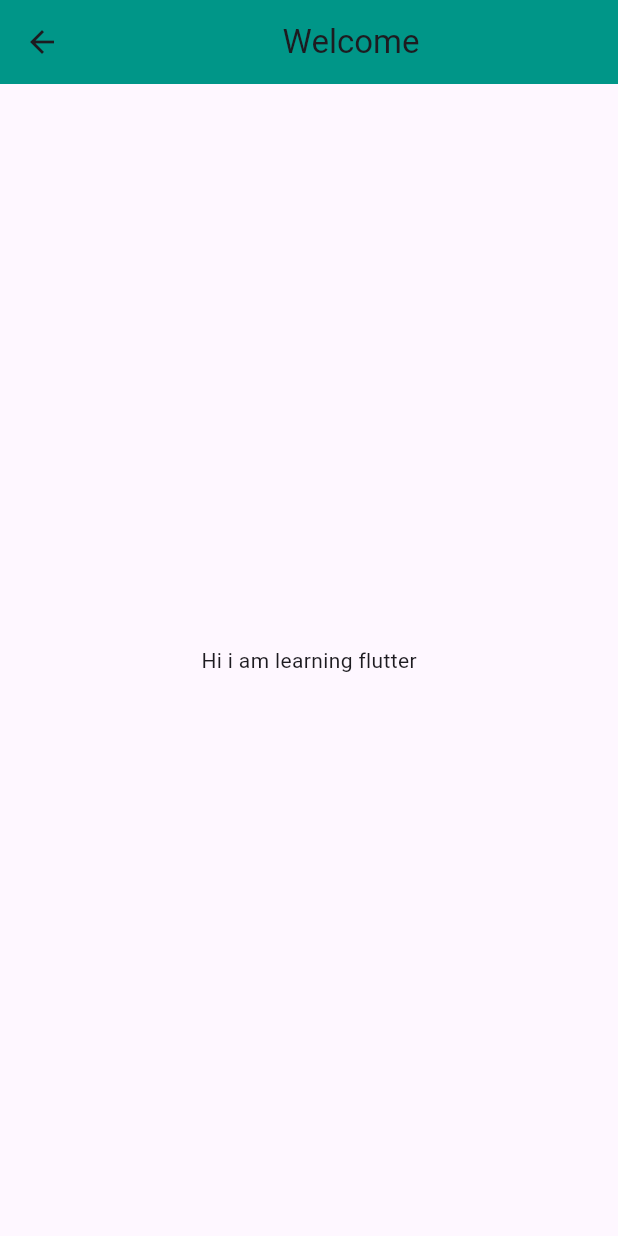
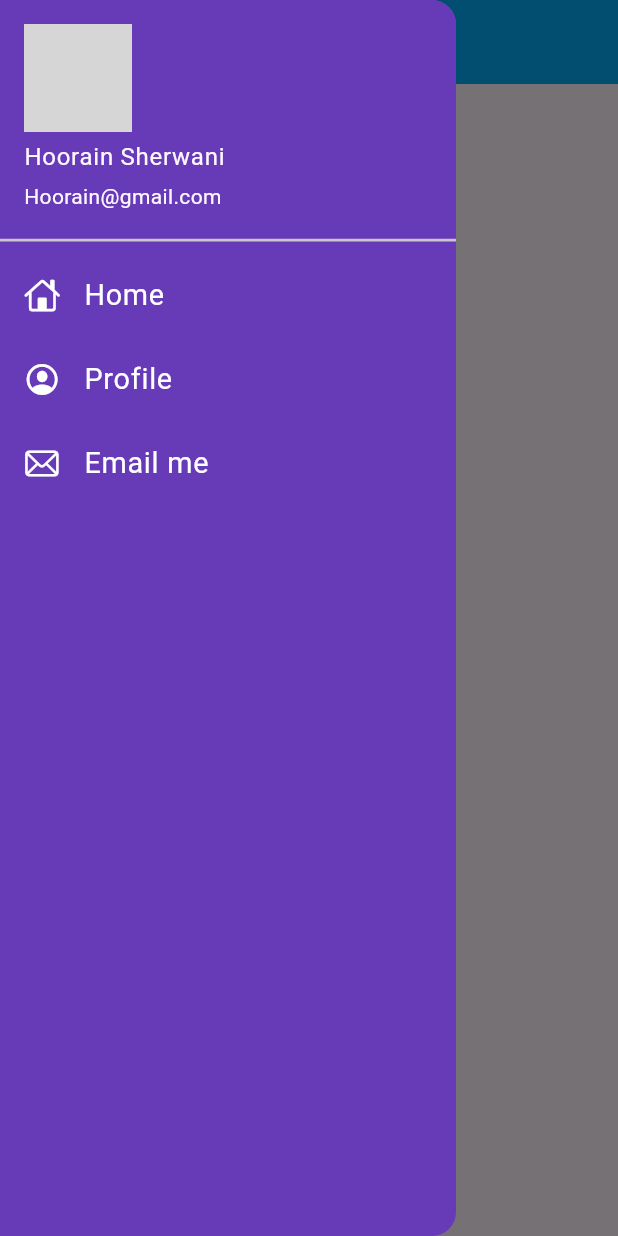
Before and after one commit to waqar-ahmeddev/flutter_simple_ui_practice, a Flutter app: the Screen screen opened directly, with the side drawer open (before the commit the screen has no drawer), on a phone screen of 412 x 824 dp. Run offline on Flutter 3.47's test engine with Material 3 defaults, Android fonts, the phone set to English and light mode, and no system bars; network calls fail; grey boxes are pictures that could not be loaded.

Commit message:
feat(screen): implement drawer with UserAccountsDrawerHeader and styled menu items
- Added Drawer with deep purple background
- Styled UserAccountsDrawerHeader with account info and profile picture
- Added ListTiles for Home, Profile, and Email with Cupertino icons
- Updated AppBar color and body text

```diff
--- /dev/null
+++ b/devtools_options.yaml
@@ -0,0 +1,3 @@
+description: This file stores settings for Dart & Flutter DevTools.
+documentation: https://docs.flutter.dev/tools/devtools/extensions#configure-extension-enablement-states
+extensions:
--- a/lib/main.dart
+++ b/lib/main.dart
@@ -1,5 +1,6 @@
 import'package:flutter/material.dart';
-import 'splash_screen.dart';
+import 'package:login_ui_modern/screen.dart';
+// import 'splash_screen.dart';
 void main() {
   runApp( MyApp());
 }
@@ -11,7 +12,7 @@ class MyApp extends StatelessWidget {
   Widget build(BuildContext context) {
     return MaterialApp(
       debugShowCheckedModeBanner: false,
-      home: SplashScreen(),
+      home: Screen(),
 );
   }
 }
--- a/lib/screen.dart
+++ b/lib/screen.dart
@@ -1,3 +1,4 @@
+import 'package:flutter/cupertino.dart';
 import'package:flutter/material.dart';
 class Screen extends StatefulWidget {
   const Screen({super.key});
@@ -8,8 +9,9 @@ class Screen extends StatefulWidget {
 class _ScreenState extends State<Screen> {
   @override
   Widget build(BuildContext context) {
+    final imageurl = "https://encrypted-tbn0.gstatic.com/images?q=tbn:ANd9GcSkAvOoosF64nzvw4-8jXtDcMObdhjWxhh1rA&s";
     return Scaffold(
-          appBar: AppBar(backgroundColor:Colors.teal,title:  Center(child: Text('Welcome',)),),
+          appBar: AppBar(backgroundColor:Colors.lightBlue,title:  Center(child: Text('Welcome',)),),
           body: Column(
             mainAxisAlignment: MainAxisAlignment.center,
             crossAxisAlignment: CrossAxisAlignment.center,
@@ -17,6 +19,43 @@ class _ScreenState extends State<Screen> {
               Center(child: Text('Hi i am learning flutter')),
             ],
           ),
-    );
+          drawer: Drawer(
+            backgroundColor: Colors.deepPurple,
+              child: ListView(
+                padding: EdgeInsets.zero,
+                children: [
+                  DrawerHeader(
+                    padding: EdgeInsetsGeometry.zero,
+                    child: UserAccountsDrawerHeader(
+                      decoration: BoxDecoration(
+                        color: Colors.deepPurple,
+                      ),
+                      margin: EdgeInsets.zero,
+                      accountName: Text('Hoorain Sherwani'), accountEmail: Text('Hoorain@gmail.com'),
+                      currentAccountPicture: CircleAvatar(
+                        backgroundImage: NetworkImage(imageurl),
+                      ),
+                      ),
+
+                  ),
+                  ListTile(
+                    leading: Icon(CupertinoIcons.home,color: Colors.white,),
+                   title: Text('Home',textScaleFactor:1.2,style: TextStyle(color: Colors.white),),
+                  ),
+                  ListTile(
+                    leading: Icon(CupertinoIcons.profile_circled,color: Colors.white,),
+                   title: Text('Profile',textScaleFactor:1.2,style: TextStyle(color: Colors.white),),
+                  ),
+                  ListTile(
+                    leading: Icon(CupertinoIcons.mail,color: Colors.white,),
+                   title: Text('Email me ',textScaleFactor:1.2,style: TextStyle(color: Colors.white),),
+                  ),
+
+
+
+                ],
+              ),
+            ),
+          );
   }
 }
```
